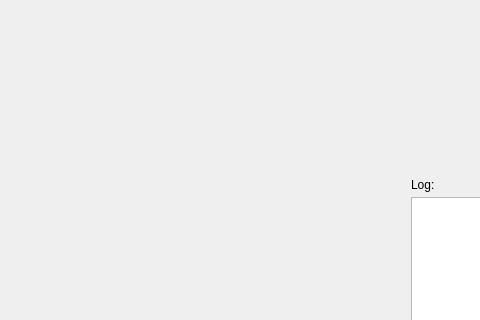
Qt form src/gui/mainwindow.ui (cheshirekow/openbookfs) before a commit; both pictures show x 149 to 629 and y 209 to 529 of the 826 by 616 pixel window.
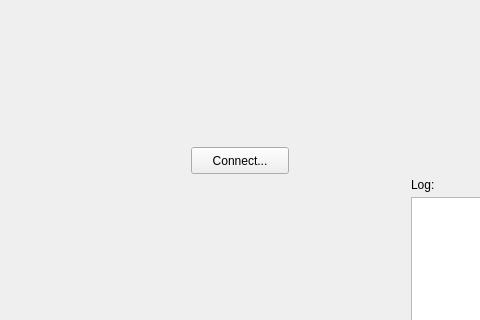
The same form after that commit. Custom widgets are drawn as their Qt base class.

What changed in the file:
```diff
--- a/src/gui/mainwindow.ui
+++ b/src/gui/mainwindow.ui
@@ -47,6 +47,19 @@
      <string>Log:</string>
     </property>
    </widget>
+   <widget class="QPushButton" name="connect">
+    <property name="geometry">
+     <rect>
+      <x>340</x>
+      <y>320</y>
+      <width>98</width>
+      <height>27</height>
+     </rect>
+    </property>
+    <property name="text">
+     <string>Connect...</string>
+    </property>
+   </widget>
   </widget>
   <widget class="QMenuBar" name="menuBar">
    <property name="geometry">
```
Left out of the diff: 4 changed lines with no effect on the pictures.
